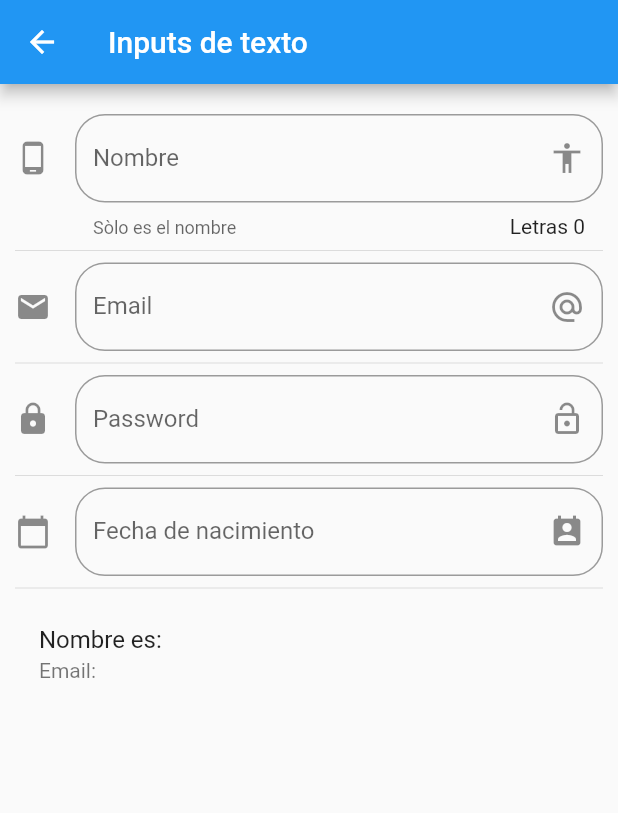
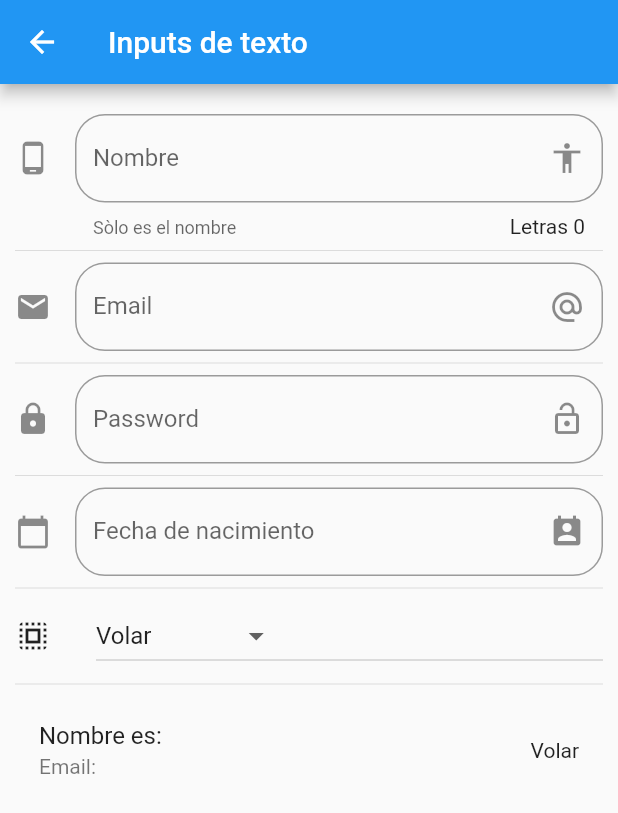
Before and after one commit to sigmasyd/components, a Flutter app: the InputPage screen opened by its route, on a phone screen of 412 x 824 dp. Shown: the top 813 px of the screen. Run offline on Flutter 3.47's test engine with Material 2 defaults, Android fonts, the phone set to English and light mode, and no system bars.

Commit message:
Se agrega: 	- DropDown 	- Slider 	- Checkbox 	- Switches 	- Listview builder
	modificado:     data/menu_opts.json
	modificado:     lib/src/pages/input_page.dart
	nuevo archivo:  lib/src/pages/listview_page.dart
	nuevo archivo:  lib/src/pages/slider_page.dart
	modificado:     lib/src/routes/routes.dart
	modificado:     lib/src/utils/icono_string_util.dart

```diff
--- a/lib/src/pages/input_page.dart
+++ b/lib/src/pages/input_page.dart
@@ -9,6 +9,10 @@ class _InputPageState extends State<InputPage> {
   String _nombre = "";
   String _email = "";
   String _fecha = "";
+
+  String _opcionSeleccionada = 'Volar';
+
+  List<String> _poderes = ['Volar', 'Rayos X', 'Super Aliento', 'Super Fuerza'];
 
   TextEditingController _inputFieldDateController = new TextEditingController();
 
@@ -28,6 +32,8 @@ class _InputPageState extends State<InputPage> {
           _crearPassword(),
           Divider(),
           _crearFecha(context),
+          Divider(),
+          _crearDropDown(),
           Divider(),
           _crearPersona(),
         ],
@@ -60,6 +66,7 @@ class _InputPageState extends State<InputPage> {
     return ListTile(
       title: Text('Nombre es: $_nombre'),
       subtitle: Text('Email: $_email'),
+      trailing: Text(_opcionSeleccionada),
     );
   }
 
@@ -124,4 +131,37 @@ class _InputPageState extends State<InputPage> {
       });
     }
   }
+
+  List<DropdownMenuItem<String>> getOpcionesDropDown() {
+    List<DropdownMenuItem<String>> lista = new List();
+
+    _poderes.forEach((poder) {
+      lista.add(DropdownMenuItem(
+        child: Text(poder),
+        value: poder,
+      ));
+    });
+    return lista;
+  }
+
+  Widget _crearDropDown() {
+    return Row(
+      children: <Widget>[
+        Icon(Icons.select_all),
+        SizedBox(width: 30.0),
+        Expanded(
+          child: DropdownButton(
+            value: _opcionSeleccionada,
+            items: getOpcionesDropDown(),
+            onChanged: (opt) {
+              print(opt);
+              setState(() {
+                _opcionSeleccionada = opt;
+              });
+            },
+          ),
+        )
+      ],
+    );
+  }
 }
--- a/lib/src/routes/routes.dart
+++ b/lib/src/routes/routes.dart
@@ -1,4 +1,6 @@
 import 'package:componentes/src/pages/input_page.dart';
+import 'package:componentes/src/pages/listview_page.dart';
+import 'package:componentes/src/pages/slider_page.dart';
 import 'package:flutter/material.dart';
 import 'package:componentes/src/pages/animated_container_page.dart';
 import 'package:componentes/src/pages/alert_page.dart';
@@ -14,5 +16,7 @@ Map<String, WidgetBuilder> getApplicationRoutes() {
     'card': (BuildContext context) => CardPage(),
     'animatedContainer': (BuildContext context) => AnimatedContainerPage(),
     'inputs': (BuildContext context) => InputPage(),
+    'slider': (BuildContext context) => SliderPage(),
+    'list': (BuildContext context) => ListaPage(),
   };
 }
--- a/lib/src/utils/icono_string_util.dart
+++ b/lib/src/utils/icono_string_util.dart
@@ -6,6 +6,8 @@ final _icons = <String, IconData>{
   'folder_open': Icons.folder_open,
   'donut_large': Icons.donut_large,
   'input': Icons.input,
+  'tune': Icons.tune,
+  'list': Icons.list,
 };
 
 Icon getIcon(String nombreIcono) {
```
Also changed, not shown: data/menu_opts.json (+10 -0 lines), lib/src/pages/listview_page.dart (added, +33 -0 lines), lib/src/pages/slider_page.dart (added, +91 -0 lines).
